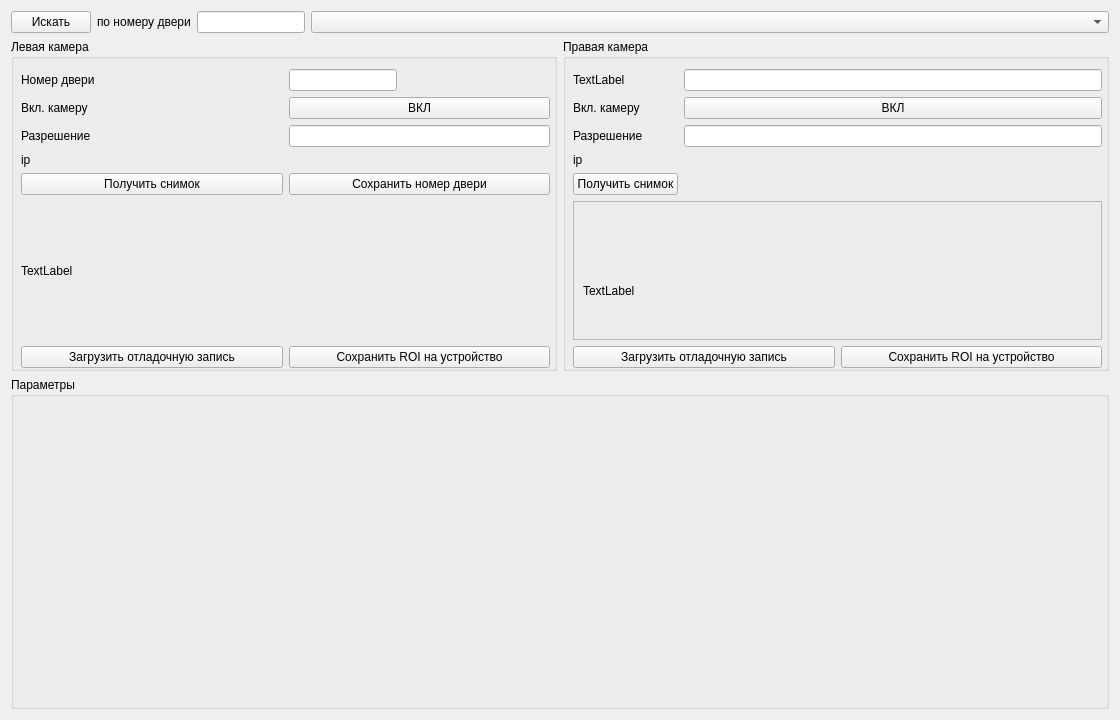
Before: the Qt Designer form mainwindow.ui in kofed/kudr2, drawn with Qt 5.
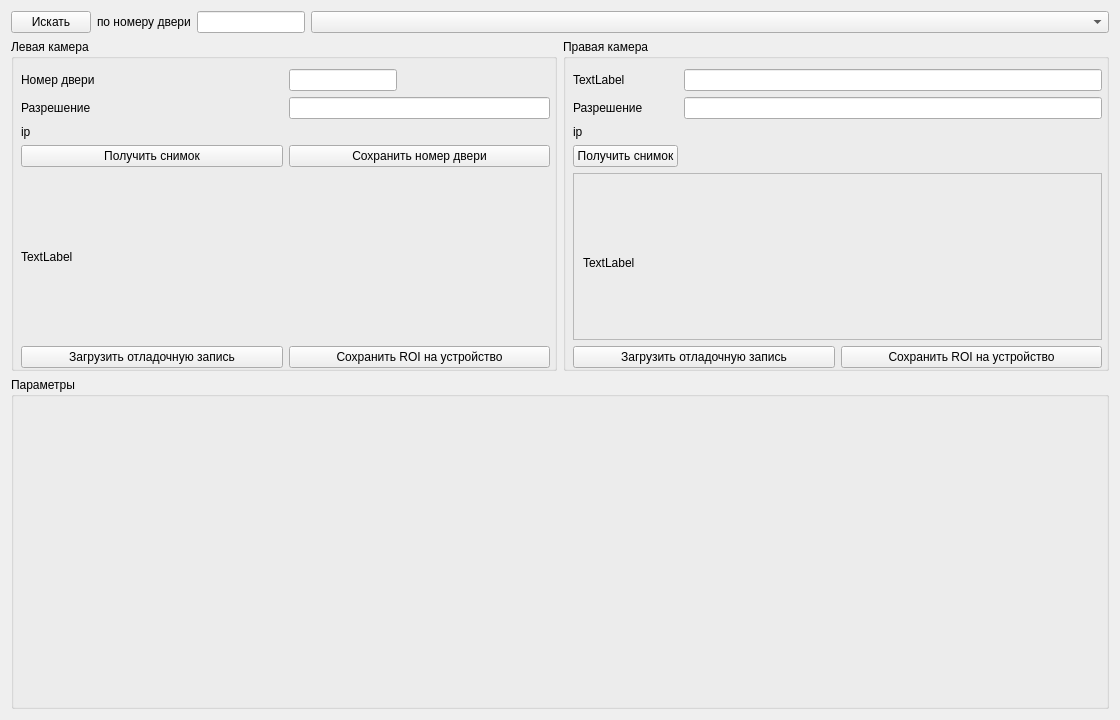
After: the same form once the commit is applied.

What changed in the file:
```diff
--- a/mainwindow.ui
+++ b/mainwindow.ui
@@ -74,10 +74,27 @@
              <number>1</number>
             </property>
             <item>
-             <layout class="QGridLayout" name="gridLayout" columnstretch="1,0,1">
+             <layout class="QGridLayout" name="gridLayout" columnstretch="1,0,0">
               <property name="sizeConstraint">
                <enum>QLayout::SetMaximumSize</enum>
               </property>
+              <item row="1" column="2">
+               <widget class="QLineEdit" name="lResolutionEdit"/>
+              </item>
+              <item row="0" column="0">
+               <widget class="QLabel" name="label_3">
+                <property name="text">
+                 <string>Номер двери</string>
+                </property>
+               </widget>
+              </item>
+              <item row="3" column="2">
+               <widget class="QPushButton" name="saveDoorNumButton">
+                <property name="text">
+                 <string>Сохранить номер двери</string>
+                </property>
+               </widget>
+              </item>
               <item row="0" column="2">
                <widget class="QLineEdit" name="doorNumEdit">
                 <property name="sizePolicy">
@@ -88,59 +105,28 @@
                 </property>
                </widget>
               </item>
-              <item row="1" column="0">
-               <widget class="QLabel" name="label_2">
-                <property name="text">
-                 <string>Вкл. камеру</string>
-                </property>
-               </widget>
-              </item>
-              <item row="4" column="0">
+              <item row="3" column="0">
                <widget class="QPushButton" name="lShotButton">
                 <property name="text">
                  <string>Получить снимок</string>
                 </property>
                </widget>
               </item>
-              <item row="1" column="2">
-               <widget class="QPushButton" name="lCameraButton">
-                <property name="text">
-                 <string>ВКЛ</string>
-                </property>
-               </widget>
-              </item>
-              <item row="2" column="0">
+              <item row="1" column="0">
                <widget class="QLabel" name="label">
                 <property name="text">
                  <string>Разрешение</string>
                 </property>
                </widget>
               </item>
-              <item row="2" column="2">
-               <widget class="QLineEdit" name="lResolutionEdit"/>
-              </item>
-              <item row="0" column="0">
-               <widget class="QLabel" name="label_3">
-                <property name="text">
-                 <string>Номер двери</string>
-                </property>
-               </widget>
-              </item>
-              <item row="4" column="2">
-               <widget class="QPushButton" name="saveDoorNumButton">
-                <property name="text">
-                 <string>Сохранить номер двери</string>
-                </property>
-               </widget>
-              </item>
-              <item row="3" column="0">
+              <item row="2" column="0">
                <widget class="QLabel" name="label_7">
                 <property name="text">
                  <string>ip</string>
                 </property>
                </widget>
               </item>
-              <item row="3" column="2">
+              <item row="2" column="2">
                <widget class="QLabel" name="lIpValueLabel">
                 <property name="text">
                  <string/>
@@ -201,61 +187,47 @@
            <layout class="QVBoxLayout" name="verticalLayout_3" stretch="0,1,0">
             <item>
              <layout class="QGridLayout" name="gridLayout_2">
-              <item row="1" column="3">
-               <widget class="QPushButton" name="rCameraButton">
-                <property name="text">
-                 <string>ВКЛ</string>
-                </property>
-               </widget>
-              </item>
-              <item row="0" column="1">
-               <widget class="QLabel" name="label_6">
-                <property name="text">
-                 <string>TextLabel</string>
-                </property>
-               </widget>
-              </item>
-              <item row="2" column="3">
-               <widget class="QLineEdit" name="rResolutionEdit"/>
-              </item>
-              <item row="1" column="1">
-               <widget class="QLabel" name="label_5">
-                <property name="text">
-                 <string>Вкл. камеру</string>
-                </property>
-               </widget>
-              </item>
-              <item row="4" column="1">
-               <widget class="QPushButton" name="rShotButton">
-                <property name="text">
-                 <string>Получить снимок</string>
-                </property>
-               </widget>
-              </item>
-              <item row="2" column="1">
-               <widget class="QLabel" name="label_4">
-                <property name="text">
-                 <string>Разрешение</string>
-                </property>
-               </widget>
-              </item>
               <item row="0" column="3">
                <widget class="QLineEdit" name="lineEdit_4"/>
               </item>
-              <item row="3" column="1">
+              <item row="2" column="1">
                <widget class="QLabel" name="label_9">
                 <property name="text">
                  <string>ip</string>
                 </property>
                </widget>
               </item>
-              <item row="3" column="3">
+              <item row="2" column="3">
                <widget class="QLabel" name="rIpValueLabel">
                 <property name="text">
                  <string/>
                 </property>
                </widget>
               </item>
+              <item row="3" column="1">
+               <widget class="QPushButton" name="rShotButton">
+                <property name="text">
+                 <string>Получить снимок</string>
+                </property>
+               </widget>
+              </item>
+              <item row="1" column="1">
+               <widget class="QLabel" name="label_4">
+                <property name="text">
+                 <string>Разрешение</string>
+                </property>
+               </widget>
+              </item>
+              <item row="0" column="1">
+               <widget class="QLabel" name="label_6">
+                <property name="text">
+                 <string>TextLabel</string>
+                </property>
+               </widget>
+              </item>
+              <item row="1" column="3">
+               <widget class="QLineEdit" name="rResolutionEdit"/>
+              </item>
              </layout>
             </item>
             <item>
```
